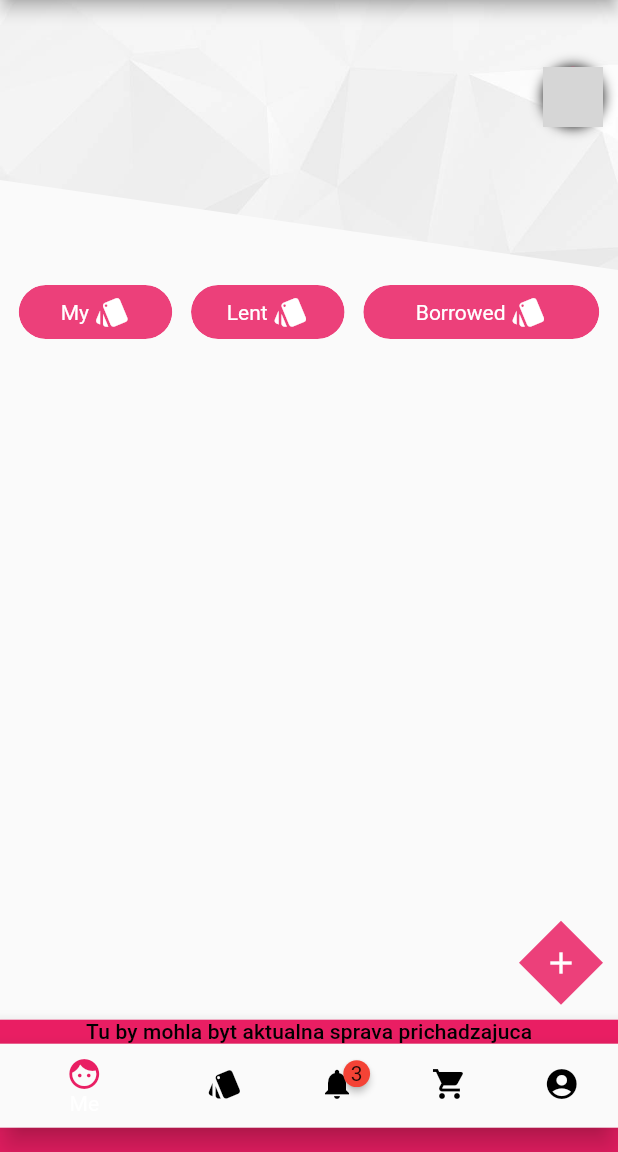
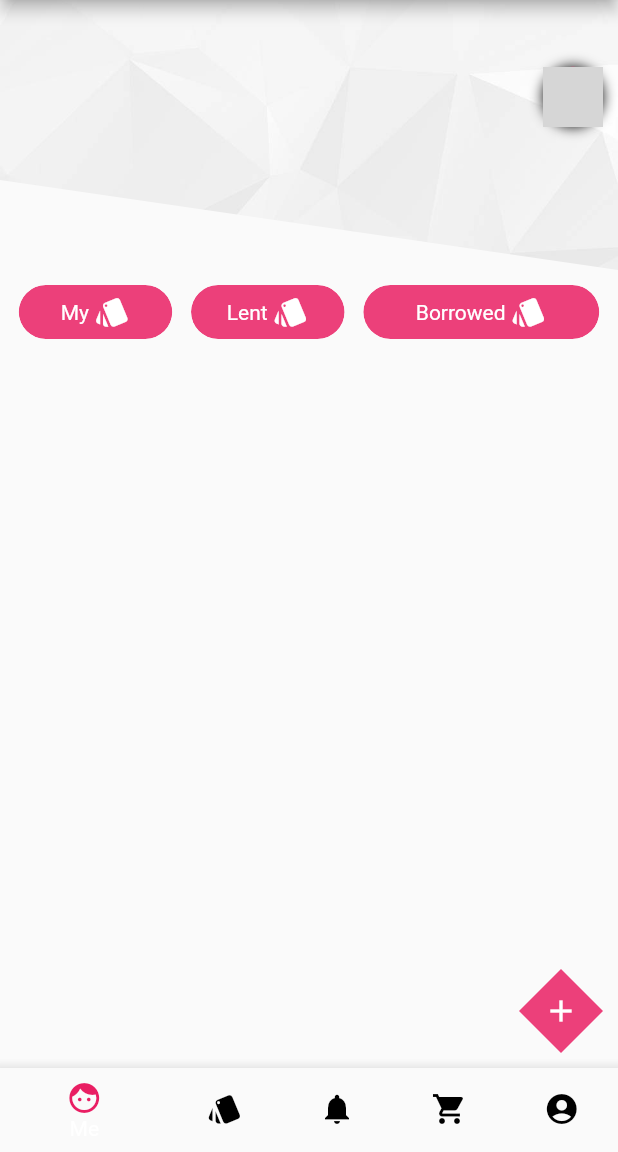
Before and after one commit to Tomino98sv/wardrobeAndroid, a Flutter app: the HomePage screen opened by its route, on a phone screen of 412 x 824 dp, the part 84-1236 px from its top. Run offline on Flutter 3.47's test engine with Material 2 defaults, Android fonts, the phone set to English and light mode, and no system bars; drawn by our look-alikes of badges; our stand-ins replace cached_network_image, cloud_firestore, firebase_auth, firebase_storage, flutter_slidable, google_sign_in and 2 more; missing offline and left inert: flutter_advanced_networkimage; accounts and stored records are empty; network calls fail; Roboto replaces fonts that are missing (Quicksand); grey boxes are pictures that could not be loaded.

Commit message:
nebude bodka

```diff
--- a/lib/ui/homePage.dart
+++ b/lib/ui/homePage.dart
@@ -137,15 +137,7 @@ class _HomeState extends State<HomePage> {
         ),
         bottomNavigationBar: BottomAppBar(
           color: Theme.of(context).buttonColor,
-          child: Container(
-            height: 88.2,
-            child: Column(
-              children: <Widget>[
-                Flexible(
-                child: Text("Tu by mohla byt aktualna sprava prichadzajuca",
-                style: Theme.of(context).textTheme.subtitle),
-            ),
-                BottomNavigationBar(
+          child:   BottomNavigationBar(
             type: BottomNavigationBarType.shifting,
             items: <BottomNavigationBarItem>[
               BottomNavigationBarItem(
@@ -167,10 +159,7 @@ class _HomeState extends State<HomePage> {
                   activeIcon: new Icon(Icons.style, color:Theme.of(context).buttonColor)
               ),
               BottomNavigationBarItem(
-                      icon: Badge(
-                        badgeContent: Text('3'),
-                        child: new Icon(Icons.notifications, color: Colors.black),
-                      ),
+                  icon: new Icon(Icons.notifications, color: Colors.black),
                   title: new Text('Alerts',
                     style: TextStyle(
                       color: Colors.black,
@@ -200,9 +189,7 @@ class _HomeState extends State<HomePage> {
             currentIndex: _page,
             onTap: onPageChanged,
           ),
-              ],
-            )
-          ),
+
         )
       ),
     );
```
Also changed, not shown: lib/notif/notifications.dart (+5 -2 lines). Lines whose indentation alone changed are shown as unchanged.
